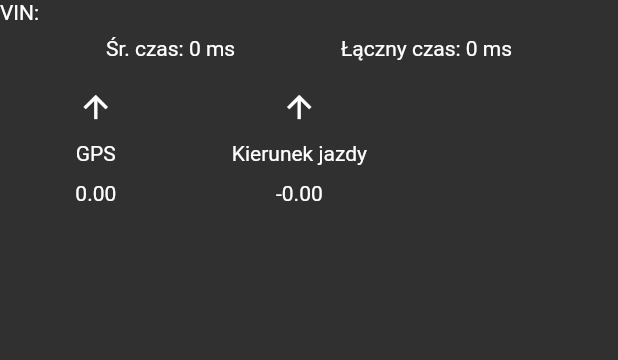
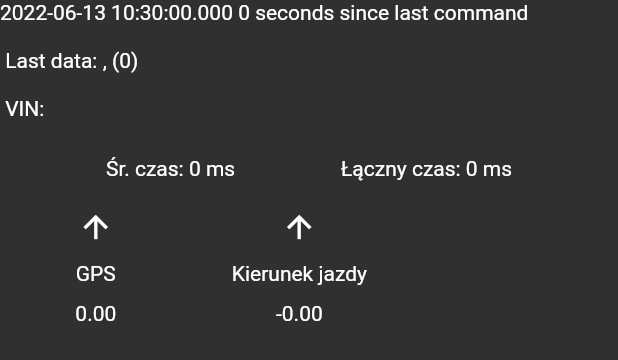
Before and after one commit to Szymanski-Konrad/smart_car, a Flutter app: the LiveStatsSection widget shown alone on an empty page, opened directly with empty values, on a phone screen of 412 x 824 dp. Shown: the top 360 px of the screen. Run offline on Flutter 3.47's test engine with Material 2 defaults, Android fonts, the light colour scheme and no system bars; our stand-ins replace bloc, cloud_firestore, firebase_core, flutter_bloc, flutter_bluetooth_serial, flutter_map and 6 more; missing offline and left inert: chart_sparkline, environment_sensors, fl_toast, flutter_background, flutter_logs, flutter_mailer and 4 more; accounts and stored records are empty; generated files the repository leaves out were written again; statements that could not run were skipped.

Commit message:
machnie learning

```diff
--- a/lib/app.dart
+++ b/lib/app.dart
@@ -164,9 +164,16 @@ class _AppState extends State<App> {
               const SectionTitle(title: Strings.settings),
               ListTile(
                 title: ElevatedButton(
+                  child: const Text('Surowe dane'),
+                  onPressed: () =>
+                      Navigation.instance.push(SharedRoutes.machineLearning),
+                ),
+              ),
+              ListTile(
+                title: ElevatedButton(
                   child: const Text('Uczenie maszynowe'),
                   onPressed: () =>
-                      Navigation.instance.push(SharedRoutes.machineLearning),
+                      Navigation.instance.push(SharedRoutes.learning),
                 ),
               ),
               ListTile(
--- a/lib/app/blocs/global_bloc.dart
+++ b/lib/app/blocs/global_bloc.dart
@@ -1,10 +1,12 @@
 import 'package:flutter_bloc/flutter_bloc.dart';
 import 'package:smart_car/pages/fuel_logs/bloc/fuel_logs_cubit.dart';
+import 'package:smart_car/pages/machine_learning/bloc/dataset_cubit.dart';
 import 'package:smart_car/pages/settings/bloc/settings_cubit.dart';
 
 class GlobalBlocs {
   static final fuelLogs = FuelLogsCubit();
   static final settings = SettingsCubit();
+  static final learning = DatasetCubit();
 
   static final List<BlocProvider> blocs = [
     BlocProvider<SettingsCubit>(
@@ -15,5 +17,9 @@ class GlobalBlocs {
       create: (_) => fuelLogs,
       lazy: false,
     ),
+    BlocProvider<DatasetCubit>(
+      create: (_) => learning,
+      lazy: true,
+    ),
   ];
 }
--- a/lib/app/navigation/router.dart
+++ b/lib/app/navigation/router.dart
@@ -8,8 +8,9 @@ import 'package:smart_car/pages/create_fuel_log/ui/create_fuel_log_page.dart';
 import 'package:smart_car/pages/device_search/ui/bonded_devices_page.dart';
 import 'package:smart_car/pages/fuel_logs/ui/fuel_logs_page.dart';
 import 'package:smart_car/pages/fuel_stations/ui/fuel_stations_page.dart';
+import 'package:smart_car/pages/learning/ui/learning_page.dart';
 import 'package:smart_car/pages/live_data/ui/live_data_page.dart';
-import 'package:smart_car/pages/machine_learning/ui/learning_page.dart';
+import 'package:smart_car/pages/machine_learning/ui/dataset_page.dart';
 import 'package:smart_car/pages/settings/ui/settings_page.dart';
 import 'package:smart_car/pages/station_details/ui/station_details_page.dart';
 import 'package:smart_car/pages/trip_summary/ui/trip_summary_page.dart';
@@ -50,6 +51,8 @@ extension on RouteSettings {
       case SharedRoutes.tripSummary:
         return const TripSummaryPage();
       case SharedRoutes.machineLearning:
+        return const DatasetPage();
+      case SharedRoutes.learning:
         return const LearningPage();
       default:
         return const App();
--- a/lib/app/navigation/routes.dart
+++ b/lib/app/navigation/routes.dart
@@ -11,4 +11,5 @@ abstract class SharedRoutes {
   static const stationDetails = '/stationDetails';
   static const tripSummary = '/tripSummary';
   static const machineLearning = '/machineLearning';
+  static const learning = '/learning';
 }
--- a/lib/feautures/trip_score/trip_dataset_model.dart
+++ b/lib/feautures/trip_score/trip_dataset_model.dart
@@ -1,7 +1,6 @@
 import 'dart:convert';
 
 import 'package:freezed_annotation/freezed_annotation.dart';
-import 'package:smart_car/app/blocs/global_bloc.dart';
 import 'package:smart_car/models/trip_score_model.dart';
 import 'package:uuid/uuid.dart';
 
@@ -9,10 +8,22 @@ part 'trip_dataset_model.freezed.dart';
 part 'trip_dataset_model.g.dart';
 
 @freezed
+class DatasetsDocument with _$DatasetsDocument {
+  factory DatasetsDocument({
+    required String id,
+    String? vin,
+    required DateTime createDate,
+    @Default([]) List<TripDatasetModel> datasets,
+  }) = _DatasetsDocument;
+
+  factory DatasetsDocument.fromJson(Map<String, dynamic> json) =>
+      _$DatasetsDocumentFromJson(json);
+}
+
+@freezed
 class TripDatasetModel with _$TripDatasetModel {
   factory TripDatasetModel({
     required String id,
-    String? vin,
     @Default(0) double fuelConsumption,
     @Default(0) double distance,
     @Default(0) double distanceGPStoDistance,
@@ -23,13 +34,13 @@ class TripDatasetModel with _$TripDatasetModel {
     @Default(0) double savedFuelShare, // eko drive
     @Default(0) double leftTurnsPerKm,
     @Default(0) double rightTurnsPerKm,
-    @Default(0) double overRPMTimeShare, // agresywność
-    @Default(0) double underRPMTimeShare, // agresywność
-    @Default(0) double accelerationsPerKm, // agresywność
-    @Default(0) double highGforcePerKm, // agresywność
-    @Default(0) double accDeccPerKm, // agresywność
-    @Default(-1) double ecoScore,
-    @Default(-1) double aggresiveScore,
+    @Default(0) double overRPMTimeShare, // płynność
+    @Default(0) double underRPMTimeShare, // płynność
+    @Default(0) double accelerationsPerKm, // płynność
+    @Default(0) double highGforcePerKm, // płynność
+    @Default(0) double accDeccPerKm, // płynność
+    @Default(-1) double ecoScore, // eko
+    @Default(-1) double smoothScore, // płynność
   }) = _TripDatasetModel;
 
   factory TripDatasetModel.fromJson(Map<String, dynamic> json) =>
@@ -37,13 +48,50 @@ class TripDatasetModel with _$TripDatasetModel {
 }
 
 extension TripDatasetModelExtension on TripDatasetModel {
+  bool get isReadyToLearn => ecoScore >= 0 && smoothScore >= 0;
+
+  List<dynamic> get toEcoRow => [
+        idleTimeShare,
+        driveTimeShare,
+        startsPerKm,
+        idleFuelShare,
+        savedFuelShare,
+        ecoScore,
+      ];
+
+  static List<String> get ecoRowHeaders => [
+        'idle_time_share',
+        'drive_time_share',
+        'starts_per_km',
+        'idle_fuel_share',
+        'saved_fuel_share',
+        'eco_score',
+      ];
+
+  List<dynamic> get toSmoothRow => [
+        overRPMTimeShare,
+        underRPMTimeShare,
+        accelerationsPerKm,
+        highGforcePerKm,
+        accDeccPerKm,
+        smoothScore,
+      ];
+
+  static List<String> get smoothRowHeaders => [
+        'over_rpm_time_share',
+        'under_rpm_time_share',
+        'accelerations_per_km',
+        'high_gforce_per_km',
+        'acc_decc_per_km',
+        'smooth_score',
+      ];
+
   static TripDatasetModel fromTripScoreModel(TripScoreModel scoreModel) {
     final driveSeconds = scoreModel.tripSeconds - scoreModel.idleTripSeconds;
     final _totalTurns = scoreModel.leftTurns + scoreModel.rightTurns;
     final totalTurns = _totalTurns == 0 ? 1 : _totalTurns;
     return TripDatasetModel(
       id: const Uuid().v1(),
-      vin: GlobalBlocs.settings.state.settings.vin,
       distance: scoreModel.distance,
       fuelConsumption: scoreModel.avgFuelConsumption,
       accDeccPerKm: scoreModel.accDecc / scoreModel.distance,
@@ -63,7 +111,7 @@ extension TripDatasetModelExtension on TripDatasetModel {
   }
 
   String get formattedPrint {
-    final encoder = JsonEncoder.withIndent('    ');
+    const encoder = JsonEncoder.withIndent('    ');
     return encoder.convert(toJson());
   }
 }
--- a/lib/pages/live_data/bloc/live_data_state.dart
+++ b/lib/pages/live_data/bloc/live_data_state.dart
@@ -2,15 +2,18 @@ import 'package:flutter/material.dart';
 import 'package:freezed_annotation/freezed_annotation.dart';
 import 'package:latlong2/latlong.dart';
 import 'package:location/location.dart';
+import 'package:smart_car/app/blocs/global_bloc.dart';
 import 'package:smart_car/app/resources/constants.dart';
 import 'package:smart_car/app/resources/pids.dart';
 import 'package:smart_car/app/resources/strings.dart';
+import 'package:smart_car/feautures/trip_score/trip_dataset_model.dart';
 import 'package:smart_car/models/trip_score_model.dart';
 import 'package:smart_car/pages/live_data/model/commands/pids_checker.dart';
 import 'package:smart_car/pages/live_data/model/fuel_system_status_command.dart';
 import 'package:smart_car/pages/live_data/model/trip_record.dart';
 import 'package:smart_car/utils/info_tile_data.dart';
 import 'package:smart_car/utils/location_helper.dart';
+import 'package:uuid/uuid.dart';
 
 part 'live_data_state.freezed.dart';
 
@@ -46,6 +49,7 @@ class LiveDataState with _$LiveDataState {
     double? previousScore,
     @Default([]) List<double> acceleration,
     String? vin,
+    required DatasetsDocument datasets,
 
     // GPS
     @Default(0) double direction,
@@ -57,6 +61,7 @@ class LiveDataState with _$LiveDataState {
     // Just for testing
     @Default(0.0) double localTripProgress,
     @Default(Constants.defaultLocalFile) String localData,
+    @Default('') String lastReceivedData,
 
     // Bluetooth
     @Default(false) bool isRunning,
@@ -86,6 +91,9 @@ class LiveDataState with _$LiveDataState {
     @Default(0.0) double temperature,
     @Default(false) bool isTurning,
     @Default(false) bool isHighGforce,
+    @Default(0) double previousBarometer,
+    @Default(0) double barometerSlope,
+    @Default(0) double cumulativeBarometerHeightDiff,
 
     // Errors
     @Default([]) List<String> errors,
@@ -98,6 +106,11 @@ class LiveDataState with _$LiveDataState {
     required double tankSize,
   }) {
     return LiveDataState(
+      datasets: DatasetsDocument(
+        id: const Uuid().v1(),
+        createDate: DateTime.now(),
+        vin: GlobalBlocs.settings.state.settings.vin,
+      ),
       tripRecord: TripRecord(
         fuelPrice: fuelPrice,
         tankSize: tankSize,
@@ -151,6 +164,11 @@ extension LiveDataStateExtension on LiveDataState {
     return LiveDataState(
       tripRecord:
           TripRecord(fuelPrice: fuelPrice, startTripDate: DateTime.now()),
+      datasets: DatasetsDocument(
+        id: const Uuid().v1(),
+        createDate: DateTime.now(),
+        vin: GlobalBlocs.settings.state.settings.vin,
+      ),
       pidsChecker: PidsChecker(),
       supportedPids: supportedPids,
       isTemperatureAvaliable: isTemperatureAvaliable,
@@ -163,6 +181,11 @@ extension LiveDataStateExtension on LiveDataState {
     return LiveDataState(
       tripRecord:
           TripRecord(fuelPrice: fuelPrice, startTripDate: DateTime.now()),
+      datasets: DatasetsDocument(
+        id: const Uuid().v1(),
+        createDate: DateTime.now(),
+        vin: GlobalBlocs.settings.state.settings.vin,
+      ),
       pidsChecker: PidsChecker(),
       supportedPids: supportedPids,
       isTemperatureAvaliable: isTemperatureAvaliable,
@@ -170,6 +193,13 @@ extension LiveDataStateExtension on LiveDataState {
       localData: localData,
       fuelPrice: fuelPrice,
     );
+  }
+
+  LiveDataState addDataset(TripDatasetModel model) {
+    final list = List<TripDatasetModel>.from(datasets.datasets);
+    list.add(model);
+    final dataset = datasets.copyWith(datasets: list);
+    return copyWith(datasets: dataset);
   }
 
   LiveDataState updateSupportedPidsPart(String value) {
--- a/lib/pages/live_data/ui/live_stats_section.dart
+++ b/lib/pages/live_data/ui/live_stats_section.dart
@@ -23,7 +23,8 @@ class LiveStatsSection extends StatelessWidget {
         runSpacing: 8.0,
         spacing: 8.0,
         children: [
-          Text(Strings.vin(state.vin)),
+          Text(
+              '${cubit.lastReciveCommandTime} ${DateTime.now().difference(cubit.lastReciveCommandTime).inSeconds} seconds since last command\n\n Last data: ${state.lastReceivedData}, (${state.lastReceivedData.length})   \n\n ${Strings.vin(state.vin)}\n'),
           Row(
             mainAxisAlignment: MainAxisAlignment.spaceEvenly,
             children: [
```
Also changed, not shown: lib/pages/learning/ui/learning_page.dart (added, +43 -0 lines), lib/pages/live_data/bloc/live_data_cubit.dart (+16 -16 lines), lib/pages/live_data/ui/live_data_page.dart (+9 -5 lines), lib/pages/machine_learning/bloc/dataset_cubit.dart (added, +188 -0 lines), lib/pages/machine_learning/bloc/dataset_state.dart (added, +44 -0 lines), lib/pages/machine_learning/bloc/learning_cubit.dart (deleted, +0 -63 lines), lib/pages/machine_learning/bloc/learning_state.dart (deleted, +0 -23 lines), lib/pages/machine_learning/ui/dataset_page.dart (renamed from lib/pages/machine_learning/ui/learning_page.dart, +27 -20 lines), lib/pages/settings/bloc/settings_cubit.dart (+11 -1 lines), lib/services/firestore_handler.dart (+15 -9 lines).
